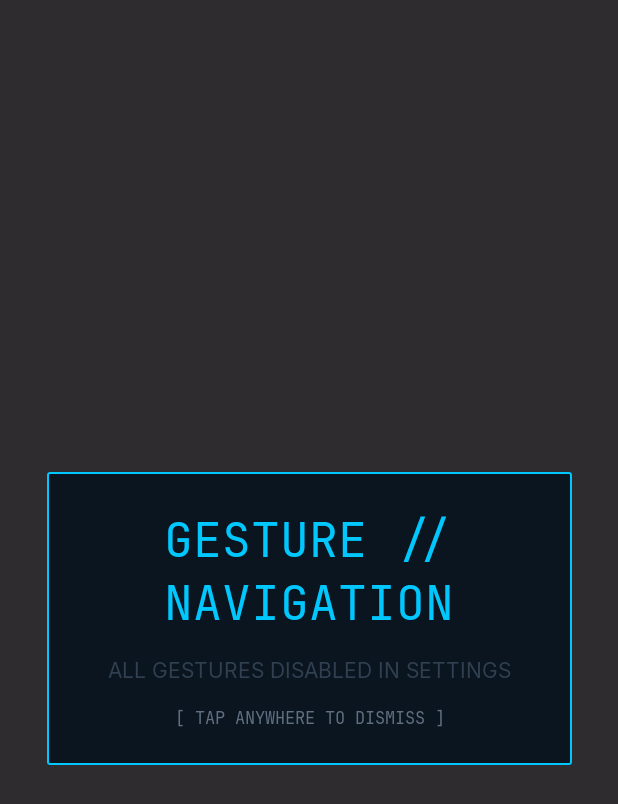
After one commit to shubhash-singh/Aegis-HUD, an Android app built with Jetpack Compose: the composable GestureHintOverlay called with empty values, on a phone screen of 412 x 824 dp. The commit adds this screen. Shown: the top 804 px of the screen. Run offline under Robolectric (Android 15) with nearby library versions, the phone set to English and light mode, and no system bars.

Commit message:
feat(phase-14): implement gesture navigation (F-015) with swipe-down settings, long-press hint overlay, and per-gesture toggles

```diff
--- a/app/src/main/kotlin/dev/ragnar/aegis/data/settings/PreferencesRepository.kt
+++ b/app/src/main/kotlin/dev/ragnar/aegis/data/settings/PreferencesRepository.kt
@@ -28,5 +28,8 @@ interface PreferencesRepository {
     suspend fun setContextAwareHudEnabled(enabled: Boolean)
     suspend fun toggleContextRule(ruleId: String)
     suspend fun setEnabledContextRules(ruleIds: Set<String>)
+    suspend fun setSwipeUpEnabled(enabled: Boolean)
+    suspend fun setSwipeDownEnabled(enabled: Boolean)
+    suspend fun setLongPressEnabled(enabled: Boolean)
     suspend fun resetToDefaults()
 }
--- a/app/src/main/kotlin/dev/ragnar/aegis/domain/settings/UserPreferences.kt
+++ b/app/src/main/kotlin/dev/ragnar/aegis/domain/settings/UserPreferences.kt
@@ -81,4 +81,7 @@ data class UserPreferences(
     val drawerGridColumns: Int = 4,
     val contextAwareHudEnabled: Boolean = false,
     val enabledContextRules: Set<String> = dev.ragnar.aegis.domain.context.StandardContextRules.DEFAULT_ENABLED_IDS,
+    val swipeUpEnabled: Boolean = true,
+    val swipeDownEnabled: Boolean = true,
+    val longPressEnabled: Boolean = true,
 )
--- /dev/null
+++ b/app/src/main/kotlin/dev/ragnar/aegis/ui/components/GestureHintOverlay.kt
@@ -0,0 +1,128 @@
+package dev.ragnar.aegis.ui.components
+
+import androidx.compose.foundation.background
+import androidx.compose.foundation.border
+import androidx.compose.foundation.clickable
+import androidx.compose.foundation.interaction.MutableInteractionSource
+import androidx.compose.foundation.layout.Arrangement
+import androidx.compose.foundation.layout.Box
+import androidx.compose.foundation.layout.Column
+import androidx.compose.foundation.layout.Row
+import androidx.compose.foundation.layout.Spacer
+import androidx.compose.foundation.layout.fillMaxSize
+import androidx.compose.foundation.layout.fillMaxWidth
+import androidx.compose.foundation.layout.height
+import androidx.compose.foundation.layout.padding
+import androidx.compose.foundation.layout.width
+import androidx.compose.foundation.shape.RoundedCornerShape
+import androidx.compose.material3.Text
+import androidx.compose.runtime.Composable
+import androidx.compose.runtime.remember
+import androidx.compose.ui.Alignment
+import androidx.compose.ui.Modifier
+import androidx.compose.ui.graphics.Color
+import androidx.compose.ui.text.style.TextAlign
+import androidx.compose.ui.unit.dp
+import dev.ragnar.aegis.ui.theme.AegisTheme
+
+/**
+ * Representation of a configured gesture and its action label.
+ */
+data class GestureHint(
+    val symbol: String,
+    val label: String,
+)
+
+/**
+ * Cyber-tactical semi-transparent HUD overlay displaying available gesture shortcuts.
+ * Dismisses on click anywhere.
+ */
+@Composable
+fun GestureHintOverlay(
+    hints: List<GestureHint>,
+    onDismiss: () -> Unit,
+    modifier: Modifier = Modifier,
+) {
+    val colors = AegisTheme.colors
+    val typography = AegisTheme.typography
+    val spacing = AegisTheme.spacing
+
+    Box(
+        modifier = modifier
+            .fillMaxSize()
+            .background(Color.Black.copy(alpha = 0.82f))
+            .clickable(
+                interactionSource = remember { MutableInteractionSource() },
+                indication = null,
+                onClick = onDismiss,
+            ),
+        contentAlignment = Alignment.Center,
+    ) {
+        Column(
+            modifier = Modifier
+                .fillMaxWidth(0.85f)
+                .background(
+                    color = colors.surface.copy(alpha = 0.95f),
+                    shape = RoundedCornerShape(spacing.panelCornerRadius),
+                )
+                .border(
+                    width = spacing.panelBorderWidth,
+                    color = colors.cyan,
+                    shape = RoundedCornerShape(spacing.panelCornerRadius),
+                )
+                .padding(spacing.lg),
+            horizontalAlignment = Alignment.CenterHorizontally,
+        ) {
+            Text(
+                text = "GESTURE // NAVIGATION",
+                style = typography.clockSmall,
+                color = colors.cyan,
+                textAlign = TextAlign.Center,
+            )
+
+            Spacer(modifier = Modifier.height(spacing.md))
+
+            if (hints.isEmpty()) {
+                Text(
+                    text = "ALL GESTURES DISABLED IN SETTINGS",
+                    style = typography.body,
+                    color = colors.textMuted,
+                    textAlign = TextAlign.Center,
+                )
+            } else {
+                hints.forEach { hint ->
+                    Row(
+                        modifier = Modifier
+                            .fillMaxWidth()
+                            .padding(vertical = spacing.xs),
+                        verticalAlignment = Alignment.CenterVertically,
+                        horizontalArrangement = Arrangement.Start,
+                    ) {
+                        Text(
+                            text = hint.symbol,
+                            style = typography.label,
+                            color = colors.cyan,
+                            modifier = Modifier.width(36.dp),
+                            textAlign = TextAlign.Center,
+                        )
+                        Spacer(modifier = Modifier.width(spacing.sm))
+                        Text(
+                            text = hint.label,
+                            style = typography.body,
+                            color = colors.textPrimary,
+                        )
+                    }
+                }
+            }
+
+            Spacer(modifier = Modifier.height(spacing.md))
+
+            Text(
+                text = "[ TAP ANYWHERE TO DISMISS ]",
+                style = typography.telemetryLabel,
+                color = colors.textSecondary,
+                textAlign = TextAlign.Center,
+            )
+        }
+    }
+}
```
Also changed, not shown: app/src/main/kotlin/dev/ragnar/aegis/data/settings/DataStorePreferencesRepository.kt (+24 -0 lines), app/src/main/kotlin/dev/ragnar/aegis/ui/home/HomeScreen.kt (+44 -5 lines), app/src/main/kotlin/dev/ragnar/aegis/ui/settings/SettingsSheet.kt (+26 -0 lines), app/src/main/kotlin/dev/ragnar/aegis/ui/settings/SettingsViewModel.kt (+18 -0 lines), 10 other files.
